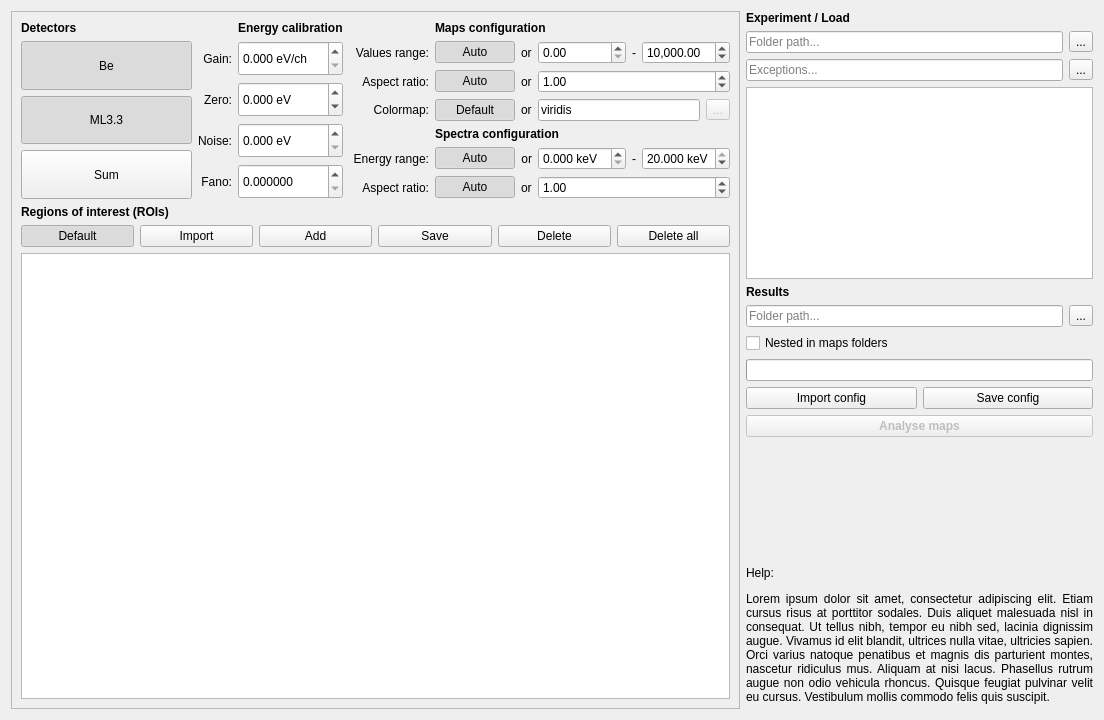
First picture: the form in batch.ui, repository pfilipl/PolyX-XRF-Data-Analyser, before the edit.
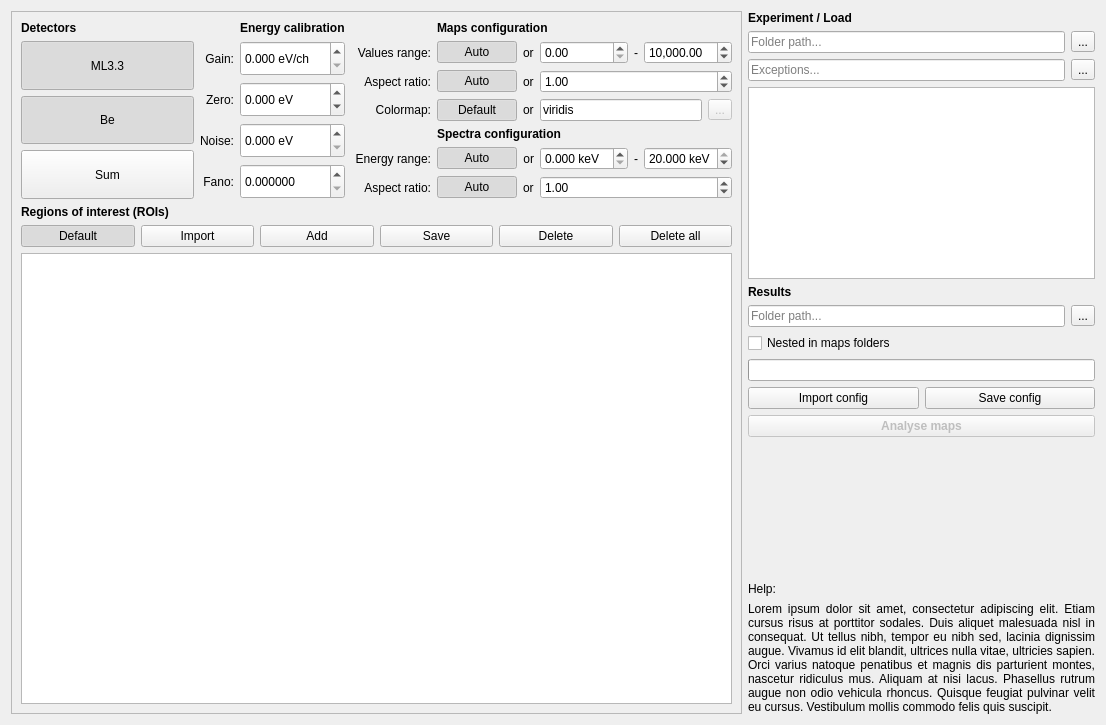
Second picture: the form after the edit.

Commit message: Start configuration of Batch UI

Diff of the .ui file:
```diff
--- a/batch.ui
+++ b/batch.ui
@@ -6,8 +6,8 @@
    <rect>
     <x>0</x>
     <y>0</y>
-    <width>1104</width>
-    <height>720</height>
+    <width>1106</width>
+    <height>725</height>
    </rect>
   </property>
   <property name="baseSize">
@@ -66,28 +66,6 @@
             </property>
            </widget>
           </item>
-          <item>
-           <widget class="QPushButton" name="pushButton_DetectorsBe">
-            <property name="sizePolicy">
-             <sizepolicy hsizetype="Expanding" vsizetype="Preferred">
-              <horstretch>0</horstretch>
-              <verstretch>0</verstretch>
-             </sizepolicy>
-            </property>
-            <property name="mouseTracking">
-             <bool>true</bool>
-            </property>
-            <property name="text">
-             <string>Be</string>
-            </property>
-            <property name="checkable">
-             <bool>true</bool>
-            </property>
-            <property name="checked">
-             <bool>true</bool>
-            </property>
-           </widget>
-          </item>
           <item>
            <widget class="QPushButton" name="pushButton_DetectorsML">
             <property name="sizePolicy">
@@ -110,6 +88,28 @@
             </property>
            </widget>
           </item>
+          <item>
+           <widget class="QPushButton" name="pushButton_DetectorsBe">
+            <property name="sizePolicy">
+             <sizepolicy hsizetype="Expanding" vsizetype="Preferred">
+              <horstretch>0</horstretch>
+              <verstretch>0</verstretch>
+             </sizepolicy>
+            </property>
+            <property name="mouseTracking">
+             <bool>true</bool>
+            </property>
+            <property name="text">
+             <string>Be</string>
+            </property>
+            <property name="checkable">
+             <bool>true</bool>
+            </property>
+            <property name="checked">
+             <bool>true</bool>
+            </property>
+           </widget>
+          </item>
           <item>
            <widget class="QPushButton" name="pushButton_DetectorsSum">
             <property name="sizePolicy">
@@ -1460,7 +1460,7 @@
         <bool>true</bool>
        </property>
        <property name="sizePolicy">
-        <sizepolicy hsizetype="Fixed" vsizetype="Expanding">
+        <sizepolicy hsizetype="Fixed" vsizetype="Minimum">
          <horstretch>0</horstretch>
          <verstretch>0</verstretch>
         </sizepolicy>
```
Left out of the diff: 61 changed lines with no effect on the pictures. The commit also changes 3 other files.
